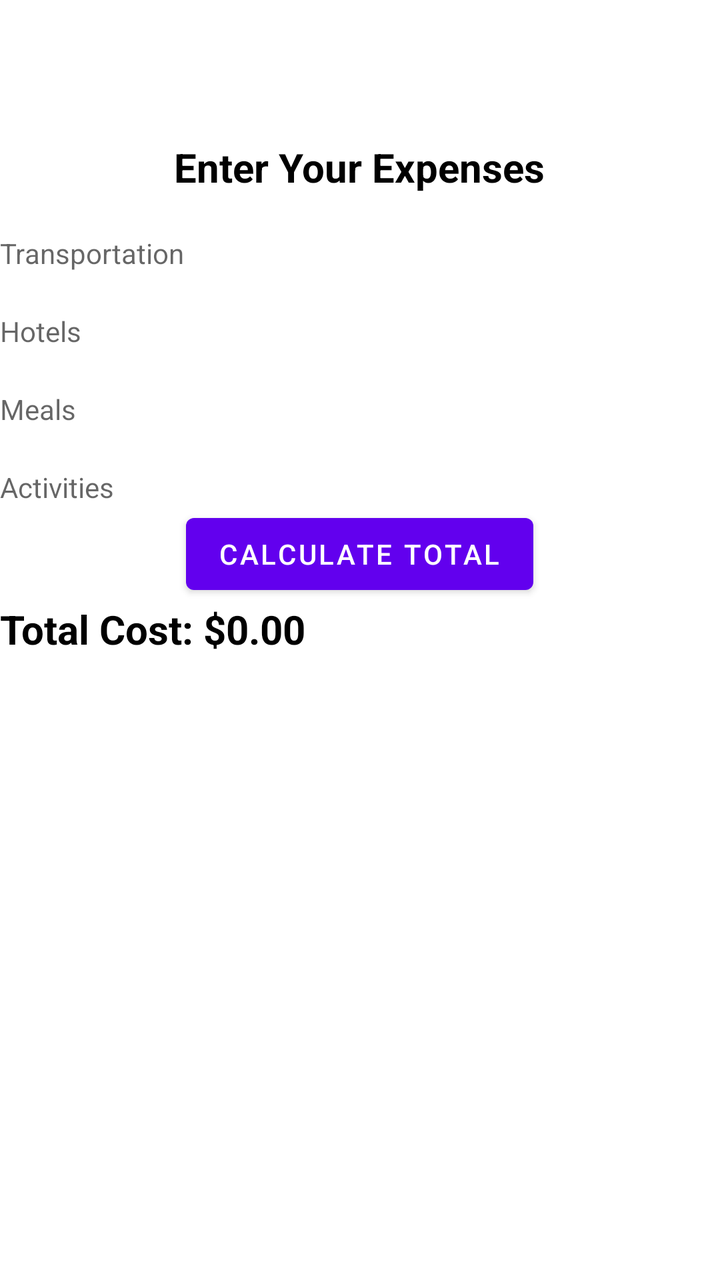
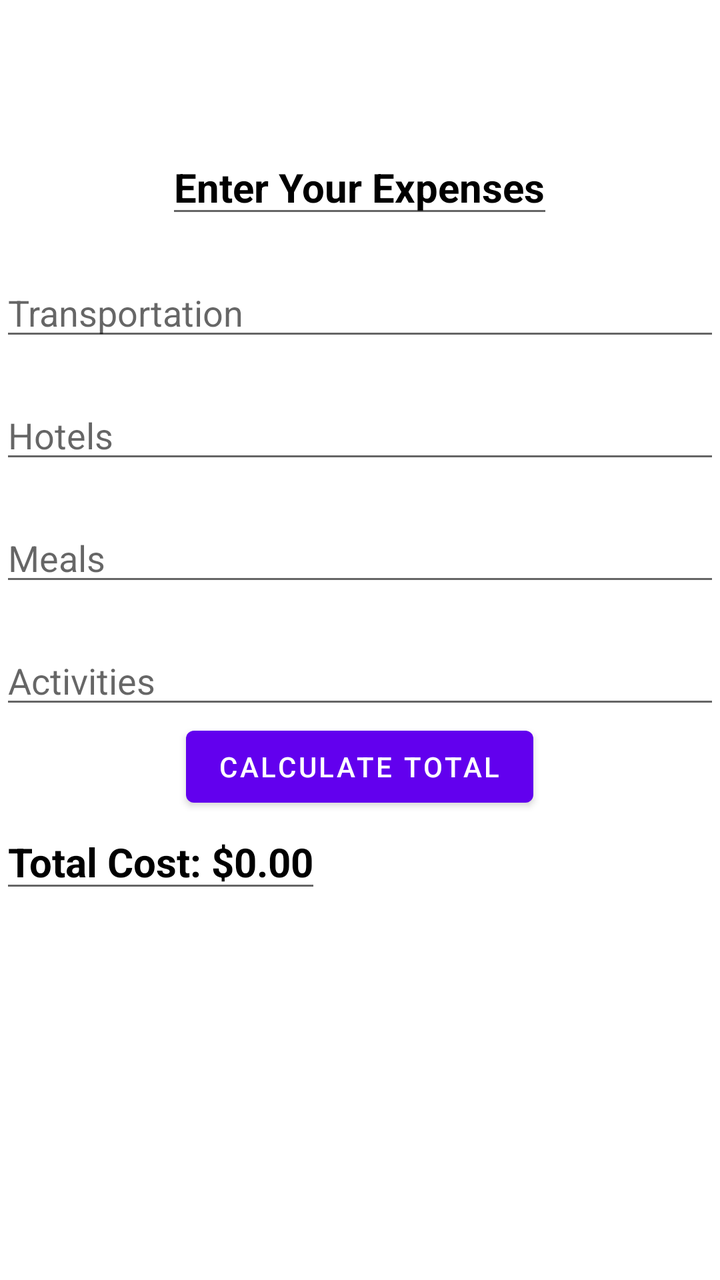

Before-and-after screenshots of an Android layout around one commit, followed by the original layout XML and the change that was made.
<!-- AndroidManifest.xml: application theme Theme.Calculator -->
<!-- res/layout/activity_main.xml -->
<?xml version="1.0" encoding="utf-8"?>
<LinearLayout
    xmlns:android="http://schemas.android.com/apk/res/android"
    xmlns:tools="http://schemas.android.com/tools"
    android:id="@+id/main"
    android:layout_width="match_parent"
    android:layout_height="match_parent"
    android:gravity="top|center_horizontal"
    android:orientation="vertical"
    tools:context=".MainActivity">


    <TextView
        android:id="@+id/textView4"
        android:layout_width="wrap_content"
        android:layout_height="wrap_content"
        android:text="@string/expense"
        android:textColor="@color/black"
        android:layout_marginTop="@dimen/titleMargin"
        android:textSize="20sp"
        android:textStyle="bold" />

    <TextView
        android:id="@+id/textView5"
        android:layout_width="match_parent"
        android:layout_height="wrap_content"
        android:layout_marginTop="@dimen/inputMargin"
        android:hint="@string/transport" />

    <TextView
        android:id="@+id/textView6"
        android:layout_width="match_parent"
        android:layout_height="wrap_content"
        android:layout_marginTop="@dimen/inputMargin"
        android:hint="@string/hotels" />

    <TextView
        android:id="@+id/textView7"
        android:layout_width="match_parent"
        android:layout_height="wrap_content"
        android:layout_marginTop="@dimen/inputMargin"
        android:hint="@string/meals" />

    <TextView
        android:id="@+id/textView8"
        android:layout_width="match_parent"
        android:layout_height="wrap_content"
        android:layout_marginTop="@dimen/inputMargin"
        android:hint="@string/activities" />

    <Button
        android:id="@+id/button2"
        android:layout_width="wrap_content"
        android:layout_height="wrap_content"
        android:text="@string/calculateTotal" />

    <TextView
        android:id="@+id/textView9"
        android:layout_width="wrap_content"
        android:layout_height="wrap_content"
        android:textSize="20sp"
        android:textStyle="bold"
        android:textColor="@color/black"
        android:layout_gravity="left"
        android:text="@string/totalCost" />
</LinearLayout>
<!-- resources referenced by this layout -->
<resources>
  <color name="black">#FF000000</color>
  <dimen name="inputMargin">20dp</dimen>
  <dimen name="titleMargin">70dp</dimen>
  <string name="activities">Activities</string>
  <string name="calculateTotal">Calculate Total</string>
  <string name="expense">Enter Your Expenses</string>
  <string name="hotels">Hotels</string>
  <string name="meals">Meals</string>
  <string name="totalCost">Total Cost: $0.00</string>
  <string name="transport">Transportation</string>
  <style name="Theme.Calculator" parent="Theme.MaterialComponents.DayNight.DarkActionBar">
          
          <item name="colorPrimary">@color/purple_500</item>
          <item name="colorPrimaryVariant">@color/purple_700</item>
          <item name="colorOnPrimary">@color/white</item>
          
          <item name="colorSecondary">@color/teal_200</item>
          <item name="colorSecondaryVariant">@color/teal_700</item>
          <item name="colorOnSecondary">@color/black</item>
          
          <item name="android:statusBarColor">?attr/colorPrimaryVariant</item>
          
      </style>
  <color name="purple_500">#FF6200EE</color>
  <color name="white">#FFFFFFFF</color>
  <color name="teal_200">#FF03DAC5</color>
  <color name="teal_700">#FF018786</color>
</resources>

<!-- the commit's change to res/layout/activity_main.xml (unified diff, before → after) -->
@@ -10,7 +10,7 @@
     tools:context=".MainActivity">
 
 
-    <TextView
+    <EditText
         android:id="@+id/textView4"
         android:layout_width="wrap_content"
         android:layout_height="wrap_content"
@@ -20,28 +20,28 @@
         android:textSize="20sp"
         android:textStyle="bold" />
 
-    <TextView
+    <EditText
         android:id="@+id/textView5"
         android:layout_width="match_parent"
         android:layout_height="wrap_content"
         android:layout_marginTop="@dimen/inputMargin"
         android:hint="@string/transport" />
 
-    <TextView
+    <EditText
         android:id="@+id/textView6"
         android:layout_width="match_parent"
         android:layout_height="wrap_content"
         android:layout_marginTop="@dimen/inputMargin"
         android:hint="@string/hotels" />
 
-    <TextView
+    <EditText
         android:id="@+id/textView7"
         android:layout_width="match_parent"
         android:layout_height="wrap_content"
         android:layout_marginTop="@dimen/inputMargin"
         android:hint="@string/meals" />
 
-    <TextView
+    <EditText
         android:id="@+id/textView8"
         android:layout_width="match_parent"
         android:layout_height="wrap_content"
@@ -54,7 +54,7 @@
         android:layout_height="wrap_content"
         android:text="@string/calculateTotal" />
 
-    <TextView
+    <EditText
         android:id="@+id/textView9"
         android:layout_width="wrap_content"
         android:layout_height="wrap_content"
<!-- resource entries referenced after the edit -->
@@ -24,6 +24,7 @@
           
       </style>
   <color name="purple_500">#FF6200EE</color>
+  <color name="purple_700">#412F6D</color>
   <color name="white">#FFFFFFFF</color>
   <color name="teal_200">#FF03DAC5</color>
   <color name="teal_700">#FF018786</color>
